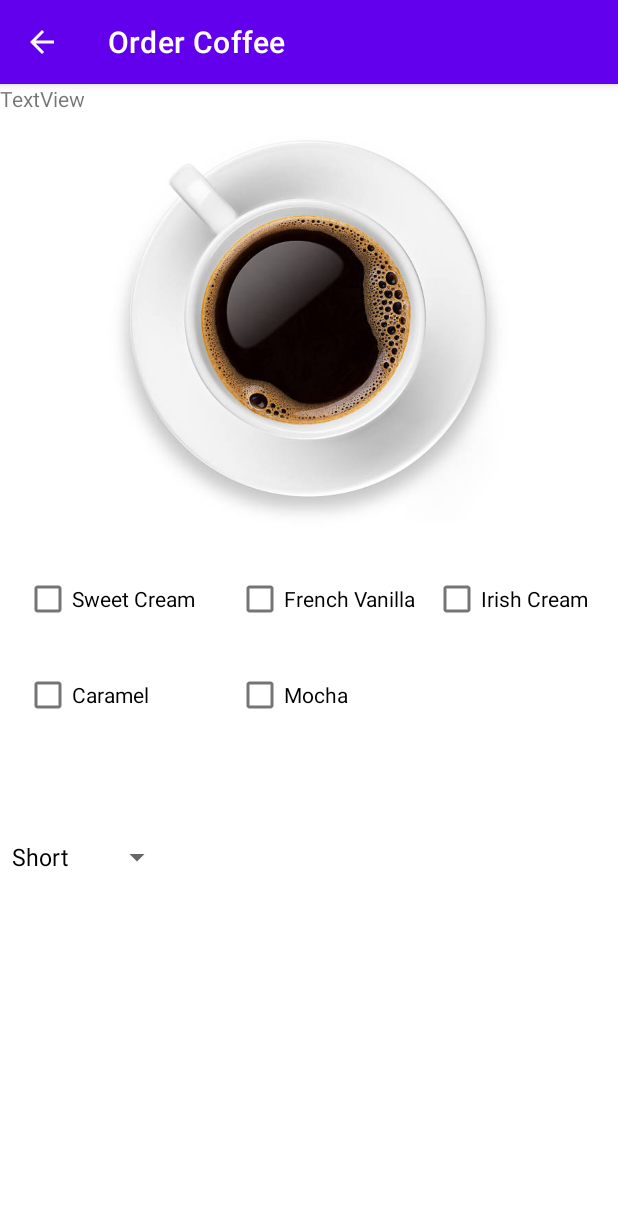
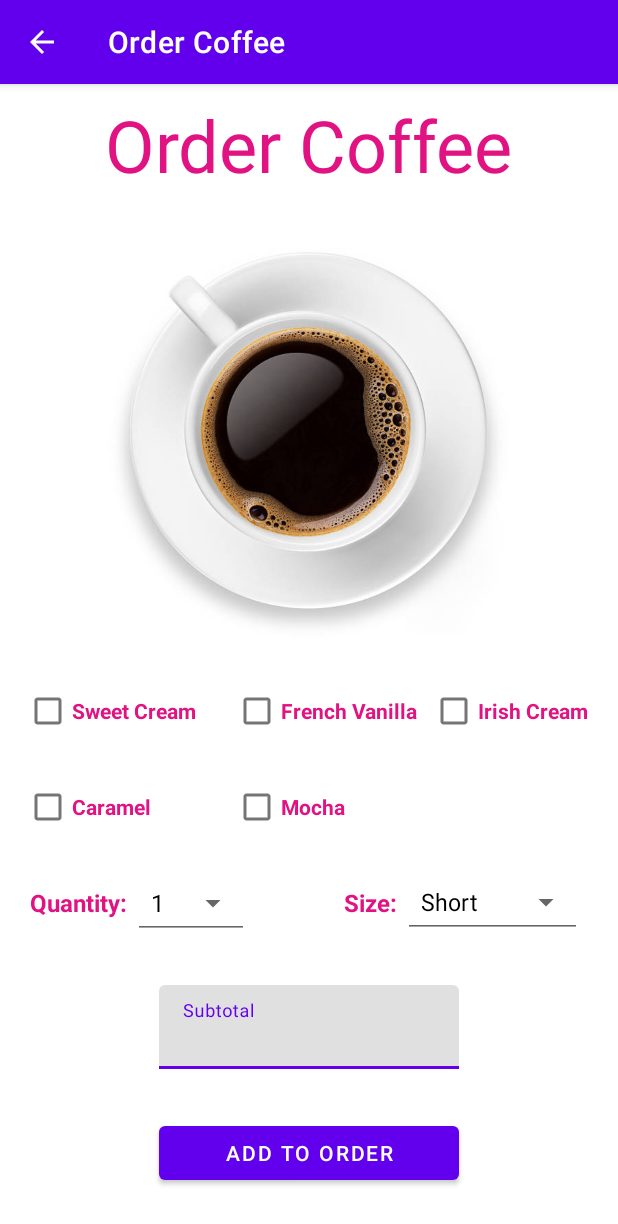
Before and after one commit to map112300/RUCafe_Android, an Android app: the OrderingCoffeeActivity screen opened directly, with no data from a screen before it, on a phone screen of 412 x 824 dp. Shown: the top 1224 px of the screen. Run offline under Robolectric (Android 15) with nearby library versions, the phone set to English and light mode, and no system bars.

Commit message:
Coffee View

```diff
--- a/app/src/main/java/com/example/rucafe_android/OrderingCoffeeActivity.java
+++ b/app/src/main/java/com/example/rucafe_android/OrderingCoffeeActivity.java
@@ -9,17 +9,27 @@ import android.os.Bundle;
 
 public class OrderingCoffeeActivity extends AppCompatActivity {
     private Spinner sizeSpinner;
-    private ArrayAdapter<CharSequence> spinnerAdapter;
+    private Spinner quantitySpinner;
+    private ArrayAdapter<CharSequence> sizeSpinnerAdapter;
+    private ArrayAdapter<CharSequence> quantitySpinnerAdapter;
 
     @Override
     protected void onCreate(Bundle savedInstanceState) {
         super.onCreate(savedInstanceState);
         setContentView(R.layout.activity_ordering_coffee);
+
         this.sizeSpinner = findViewById(R.id.coffee_size_spinner);
-        this.spinnerAdapter = ArrayAdapter.createFromResource(this,
+        this.sizeSpinnerAdapter = ArrayAdapter.createFromResource(this,
                 R.array.coffee_sizes, android.R.layout.simple_spinner_dropdown_item
         );
-        spinnerAdapter.setDropDownViewResource(android.R.layout.simple_spinner_dropdown_item);
-        sizeSpinner.setAdapter(spinnerAdapter);
+        sizeSpinnerAdapter.setDropDownViewResource(android.R.layout.simple_spinner_dropdown_item);
+        sizeSpinner.setAdapter(sizeSpinnerAdapter);
+
+        this.quantitySpinner = findViewById(R.id.coffee_quantity_spinner);
+        this.quantitySpinnerAdapter = ArrayAdapter.createFromResource(this,
+                R.array.quantities, android.R.layout.simple_spinner_dropdown_item
+        );
+        quantitySpinnerAdapter.setDropDownViewResource(android.R.layout.simple_spinner_dropdown_item);
+        quantitySpinner.setAdapter(quantitySpinnerAdapter);
     }
 }
--- a/app/src/main/res/layout/activity_ordering_coffee.xml
+++ b/app/src/main/res/layout/activity_ordering_coffee.xml
@@ -11,77 +11,163 @@
         android:id="@+id/imageView2"
         android:layout_width="wrap_content"
         android:layout_height="279dp"
-        android:layout_marginTop="16dp"
+        android:layout_marginTop="18dp"
         app:layout_constraintEnd_toEndOf="parent"
         app:layout_constraintHorizontal_bias="0.5"
         app:layout_constraintStart_toStartOf="parent"
-        app:layout_constraintTop_toTopOf="parent"
+        app:layout_constraintTop_toBottomOf="@+id/textView13"
         app:srcCompat="@drawable/cup_of_coffee_above" />
 
     <CheckBox
-        android:id="@+id/checkBox"
+        android:id="@+id/sweet_cream_check"
         android:layout_width="wrap_content"
         android:layout_height="wrap_content"
         android:layout_marginStart="16dp"
         android:layout_marginTop="24dp"
         android:text="@string/sweet_cream"
+        android:textColor="#E11383"
+        android:textStyle="bold"
         app:layout_constraintStart_toStartOf="parent"
         app:layout_constraintTop_toBottomOf="@+id/imageView2" />
 
     <CheckBox
-        android:id="@+id/checkBox2"
+        android:id="@+id/french_vanilla_check"
         android:layout_width="wrap_content"
         android:layout_height="wrap_content"
         android:layout_marginStart="16dp"
         android:text="@string/french_vanilla"
-        app:layout_constraintBottom_toBottomOf="@+id/checkBox"
-        app:layout_constraintEnd_toStartOf="@+id/checkBox3"
+        android:textColor="#E11383"
+        android:textStyle="bold"
+        app:layout_constraintBottom_toBottomOf="@+id/sweet_cream_check"
+        app:layout_constraintEnd_toStartOf="@+id/irish_cream_check"
         app:layout_constraintHorizontal_bias="0.5"
-        app:layout_constraintStart_toEndOf="@+id/checkBox"
-        app:layout_constraintTop_toTopOf="@+id/checkBox" />
+        app:layout_constraintStart_toEndOf="@+id/sweet_cream_check"
+        app:layout_constraintTop_toTopOf="@+id/sweet_cream_check" />
 
     <CheckBox
-        android:id="@+id/checkBox3"
+        android:id="@+id/irish_cream_check"
         android:layout_width="wrap_content"
         android:layout_height="wrap_content"
         android:layout_marginEnd="20dp"
         android:text="@string/irish_cream"
-        app:layout_constraintBottom_toBottomOf="@+id/checkBox2"
+        android:textColor="#E11383"
+        android:textStyle="bold"
+        app:layout_constraintBottom_toBottomOf="@+id/french_vanilla_check"
         app:layout_constraintEnd_toEndOf="parent"
-        app:layout_constraintTop_toTopOf="@+id/checkBox2" />
+        app:layout_constraintTop_toTopOf="@+id/french_vanilla_check" />
 
     <CheckBox
-        android:id="@+id/checkBox4"
+        android:id="@+id/caramel_check"
         android:layout_width="wrap_content"
         android:layout_height="wrap_content"
         android:layout_marginTop="16dp"
         android:text="@string/caramel"
-        app:layout_constraintStart_toStartOf="@+id/checkBox"
-        app:layout_constraintTop_toBottomOf="@+id/checkBox" />
+        android:textColor="#E11383"
+        android:textStyle="bold"
+        app:layout_constraintStart_toStartOf="@+id/sweet_cream_check"
+        app:layout_constraintTop_toBottomOf="@+id/sweet_cream_check" />
 
     <CheckBox
-        android:id="@+id/checkBox5"
+        android:id="@+id/mocha_check"
         android:layout_width="wrap_content"
         android:layout_height="wrap_content"
         android:text="@string/mocha"
-        app:layout_constraintBottom_toBottomOf="@+id/checkBox4"
-        app:layout_constraintStart_toStartOf="@+id/checkBox2"
-        app:layout_constraintTop_toTopOf="@+id/checkBox4" />
+        android:textColor="#E11383"
+        android:textStyle="bold"
+        app:layout_constraintBottom_toBottomOf="@+id/caramel_check"
+        app:layout_constraintStart_toStartOf="@+id/french_vanilla_check"
+        app:layout_constraintTop_toTopOf="@+id/caramel_check" />
 
     <Spinner
         android:id="@+id/coffee_size_spinner"
+        style="@android:style/Widget.Material.Spinner.Underlined"
         android:layout_width="wrap_content"
         android:layout_height="48dp"
-        android:layout_marginTop="60dp"
-        app:layout_constraintTop_toBottomOf="@+id/checkBox4"
-        tools:layout_editor_absoluteX="186dp" />
+        android:layout_marginTop="15dp"
+        android:layout_marginEnd="4dp"
+        app:layout_constraintEnd_toEndOf="@+id/irish_cream_check"
+        app:layout_constraintTop_toBottomOf="@+id/caramel_check" />
+
+    <Spinner
+        android:id="@+id/coffee_quantity_spinner"
+        style="@android:style/Widget.Material.Spinner.Underlined"
+        android:layout_width="wrap_content"
+        android:layout_height="48dp"
+        android:layout_marginStart="4dp"
+        app:layout_constraintBottom_toBottomOf="@+id/textView12"
+        app:layout_constraintStart_toEndOf="@+id/textView12"
+        app:layout_constraintTop_toTopOf="@+id/textView12" />
 
     <TextView
         android:id="@+id/textView8"
         android:layout_width="wrap_content"
         android:layout_height="wrap_content"
-        android:text="TextView"
-        tools:layout_editor_absoluteX="48dp"
-        tools:layout_editor_absoluteY="505dp" />
+        android:layout_marginEnd="4dp"
+        android:text="@string/coffee_size_label"
+        android:textAppearance="@style/TextAppearance.AppCompat.Small"
+        android:textColor="#E11383"
+        android:textSize="16sp"
+        android:textStyle="bold"
+        app:layout_constraintBottom_toBottomOf="@+id/coffee_size_spinner"
+        app:layout_constraintEnd_toStartOf="@+id/coffee_size_spinner"
+        app:layout_constraintTop_toTopOf="@+id/coffee_size_spinner" />
+
+    <TextView
+        android:id="@+id/textView12"
+        android:layout_width="wrap_content"
+        android:layout_height="wrap_content"
+        android:layout_marginStart="4dp"
+        android:text="@string/quantity_label"
+        android:textAppearance="@style/TextAppearance.AppCompat.Small"
+        android:textColor="#E11383"
+        android:textSize="16sp"
+        android:textStyle="bold"
+        app:layout_constraintBottom_toBottomOf="@+id/textView8"
+        app:layout_constraintStart_toStartOf="@+id/caramel_check"
+        app:layout_constraintTop_toTopOf="@+id/textView8" />
+
+    <com.google.android.material.textfield.TextInputLayout
+        android:id="@+id/textInputLayout"
+        android:layout_width="wrap_content"
+        android:layout_height="wrap_content"
+        app:layout_constraintBottom_toTopOf="@+id/coffee_add_to_order_button"
+        app:layout_constraintEnd_toEndOf="parent"
+        app:layout_constraintHorizontal_bias="0.5"
+        app:layout_constraintStart_toStartOf="parent"
+        app:layout_constraintTop_toBottomOf="@+id/coffee_size_spinner"
+        app:layout_constraintVertical_bias="0.5">
+
+        <com.google.android.material.textfield.TextInputEditText
+            android:id="@+id/coffee_subtotal"
+            android:layout_width="200dp"
+            android:layout_height="match_parent"
+            android:editable="false"
+            android:hint="@string/subtotal" />
+    </com.google.android.material.textfield.TextInputLayout>
+
+    <Button
+        android:id="@+id/coffee_add_to_order_button"
+        android:layout_width="200dp"
+        android:layout_height="wrap_content"
+        android:text="@string/add_to_order"
+        app:layout_constraintBottom_toBottomOf="parent"
+        app:layout_constraintEnd_toEndOf="@+id/textInputLayout"
+        app:layout_constraintHorizontal_bias="0.0"
+        app:layout_constraintStart_toStartOf="@+id/textInputLayout"
+        app:layout_constraintTop_toBottomOf="@+id/textInputLayout"
+        app:layout_constraintVertical_bias="0.5" />
+
+    <TextView
+        android:id="@+id/textView13"
+        android:layout_width="wrap_content"
+        android:layout_height="wrap_content"
+        android:layout_marginTop="8dp"
+        android:text="@string/coffee_icon"
+        android:textColor="#E11383"
+        android:textSize="48sp"
+        app:layout_constraintEnd_toEndOf="parent"
+        app:layout_constraintHorizontal_bias="0.5"
+        app:layout_constraintStart_toStartOf="parent"
+        app:layout_constraintTop_toTopOf="parent" />
 
 </androidx.constraintlayout.widget.ConstraintLayout>
--- a/app/src/main/res/values/strings.xml
+++ b/app/src/main/res/values/strings.xml
@@ -7,6 +7,8 @@
     <string name="coffee_icon">Order Coffee</string>
     <string name="donuts_icon">Order Donuts</string>
     <string name="toast_button">CLICK ME!!!!</string>
+    <string name="subtotal">Subtotal</string>
+    <string name="add_to_order">ADD TO ORDER</string>
 
     <string-array name="donut_types">
         <item>Cake</item>
@@ -43,6 +45,19 @@
         <item>Venti</item>
     </string-array>
 
+    <string-array name="quantities">
+        <item>1</item>
+        <item>2</item>
+        <item>3</item>
+        <item>4</item>
+        <item>5</item>
+        <item>6</item>
+        <item>7</item>
+        <item>8</item>
+    </string-array>
+
+    <string name="quantity_label">Quantity:</string>
+    <string name="coffee_size_label">Size:</string>
     <string name="sweet_cream">Sweet Cream</string>
     <string name="french_vanilla">French Vanilla</string>
     <string name="irish_cream">Irish Cream</string>
```
